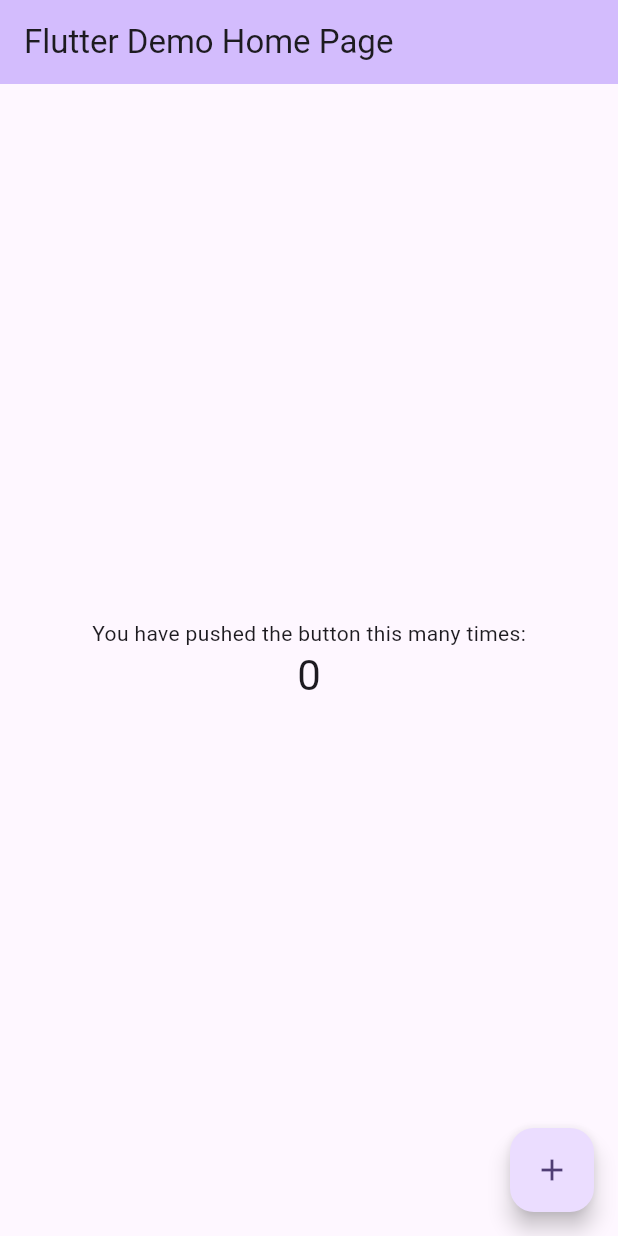
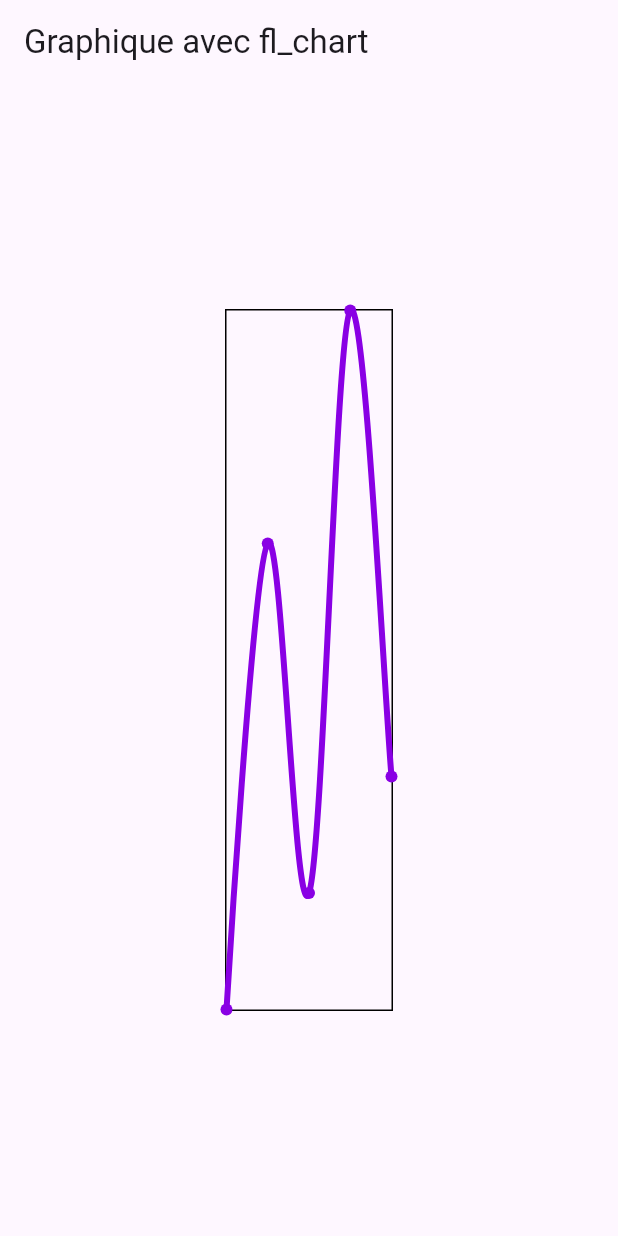
Before and after one commit to Cavii-Corp/Cavii-Flutter, a Flutter app: the screen it shows after launch, on a phone screen of 412 x 824 dp. Run offline on Flutter 3.47's test engine with Material 3 defaults, Android fonts, the phone set to English and light mode, and no system bars; drawn by our look-alikes of fl_chart.

Commit message:
[ADD] Implement fl_charts + test on main page

```diff
--- a/lib/main.dart
+++ b/lib/main.dart
@@ -1,122 +1,53 @@
 import 'package:flutter/material.dart';
+import 'package:fl_chart/fl_chart.dart';
 
 void main() {
-  runApp(const MyApp());
+  runApp(MyApp());
 }
 
 class MyApp extends StatelessWidget {
-  const MyApp({super.key});
-
-  // This widget is the root of your application.
   @override
   Widget build(BuildContext context) {
     return MaterialApp(
-      title: 'Flutter Demo',
-      theme: ThemeData(
-        // This is the theme of your application.
-        //
-        // TRY THIS: Try running your application with "flutter run". You'll see
-        // the application has a purple toolbar. Then, without quitting the app,
-        // try changing the seedColor in the colorScheme below to Colors.green
-        // and then invoke "hot reload" (save your changes or press the "hot
-        // reload" button in a Flutter-supported IDE, or press "r" if you used
-        // the command line to start the app).
-        //
-        // Notice that the counter didn't reset back to zero; the application
-        // state is not lost during the reload. To reset the state, use hot
-        // restart instead.
-        //
-        // This works for code too, not just values: Most code changes can be
-        // tested with just a hot reload.
-        colorScheme: ColorScheme.fromSeed(seedColor: Colors.deepPurple),
-      ),
-      home: const MyHomePage(title: 'Flutter Demo Home Page'),
+      home: HomePage(),
     );
   }
 }
 
-class MyHomePage extends StatefulWidget {
-  const MyHomePage({super.key, required this.title});
-
-  // This widget is the home page of your application. It is stateful, meaning
-  // that it has a State object (defined below) that contains fields that affect
-  // how it looks.
-
-  // This class is the configuration for the state. It holds the values (in this
-  // case the title) provided by the parent (in this case the App widget) and
-  // used by the build method of the State. Fields in a Widget subclass are
-  // always marked "final".
-
-  final String title;
-
-  @override
-  State<MyHomePage> createState() => _MyHomePageState();
-}
-
-class _MyHomePageState extends State<MyHomePage> {
-  int _counter = 0;
-
-  void _incrementCounter() {
-    setState(() {
-      // This call to setState tells the Flutter framework that something has
-      // changed in this State, which causes it to rerun the build method below
-      // so that the display can reflect the updated values. If we changed
-      // _counter without calling setState(), then the build method would not be
-      // called again, and so nothing would appear to happen.
-      _counter++;
-    });
-  }
-
+class HomePage extends StatelessWidget {
   @override
   Widget build(BuildContext context) {
-    // This method is rerun every time setState is called, for instance as done
-    // by the _incrementCounter method above.
-    //
-    // The Flutter framework has been optimized to make rerunning build methods
-    // fast, so that you can just rebuild anything that needs updating rather
-    // than having to individually change instances of widgets.
     return Scaffold(
       appBar: AppBar(
-        // TRY THIS: Try changing the color here to a specific color (to
-        // Colors.amber, perhaps?) and trigger a hot reload to see the AppBar
-        // change color while the other colors stay the same.
-        backgroundColor: Theme.of(context).colorScheme.inversePrimary,
-        // Here we take the value from the MyHomePage object that was created by
-        // the App.build method, and use it to set our appbar title.
-        title: Text(widget.title),
+        title: Text("Graphique avec fl_chart"),
       ),
       body: Center(
-        // Center is a layout widget. It takes a single child and positions it
-        // in the middle of the parent.
-        child: Column(
-          // Column is also a layout widget. It takes a list of children and
-          // arranges them vertically. By default, it sizes itself to fit its
-          // children horizontally, and tries to be as tall as its parent.
-          //
-          // Column has various properties to control how it sizes itself and
-          // how it positions its children. Here we use mainAxisAlignment to
-          // center the children vertically; the main axis here is the vertical
-          // axis because Columns are vertical (the cross axis would be
-          // horizontal).
-          //
-          // TRY THIS: Invoke "debug painting" (choose the "Toggle Debug Paint"
-          // action in the IDE, or press "p" in the console), to see the
-          // wireframe for each widget.
-          mainAxisAlignment: MainAxisAlignment.center,
-          children: <Widget>[
-            const Text('You have pushed the button this many times:'),
-            Text(
-              '$_counter',
-              style: Theme.of(context).textTheme.headlineMedium,
+        child: Padding(
+          padding: const EdgeInsets.all(150.0),
+          child: LineChart(
+            LineChartData(
+              gridData: FlGridData(show: false),
+              titlesData: FlTitlesData(show: false),
+              borderData: FlBorderData(show: true),
+              lineBarsData: [
+                LineChartBarData(
+                  spots: [
+                    FlSpot(0, 1),
+                    FlSpot(1, 3),
+                    FlSpot(2, 1.5),
+                    FlSpot(3, 4),
+                    FlSpot(4, 2),
+                  ],
+                  isCurved: true,
+                  belowBarData: BarAreaData(show: false), // Option pour afficher la zone en dessous
+                  color: const Color.fromARGB(255, 137, 0, 228), // La couleur de la ligne
+                  barWidth: 4,
+                ),
+              ],
             ),
-          ],
+          ),
         ),
       ),
-      floatingActionButton: FloatingActionButton(
-        onPressed: _incrementCounter,
-        tooltip: 'Increment',
-        child: const Icon(Icons.add),
-      ), // This trailing comma makes auto-formatting nicer for build methods.
     );
   }
 }
--- a/pubspec.yaml
+++ b/pubspec.yaml
@@ -34,6 +34,7 @@ dependencies:
   # The following adds the Cupertino Icons font to your application.
   # Use with the CupertinoIcons class for iOS style icons.
   cupertino_icons: ^1.0.8
+  fl_chart: ^0.70.2
 
 dev_dependencies:
   flutter_test:
```
